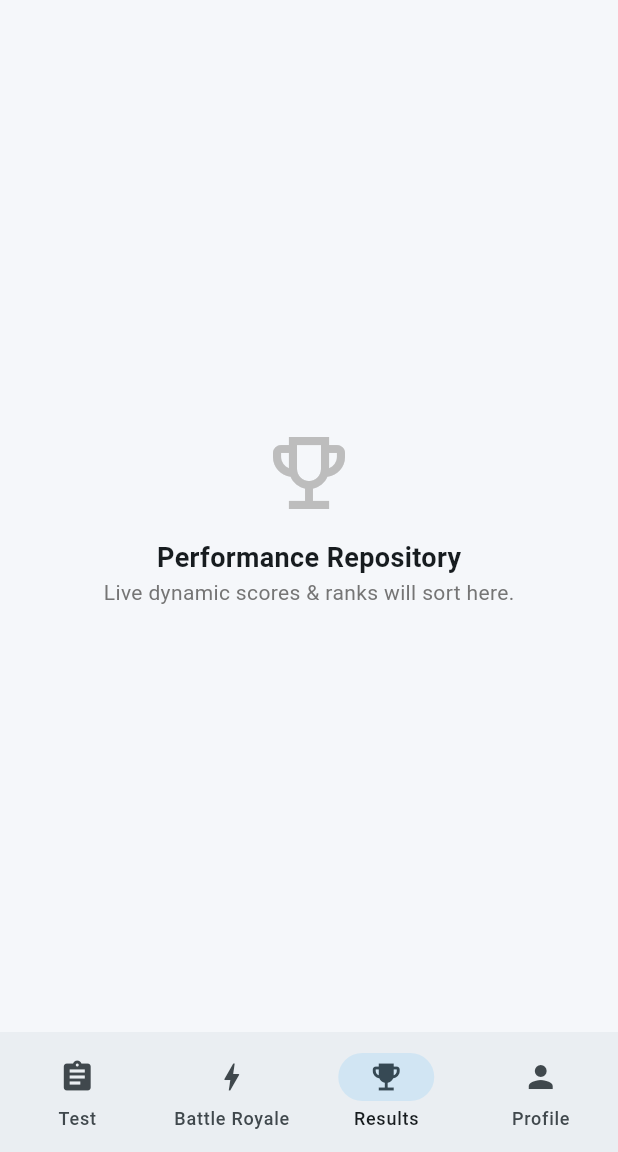
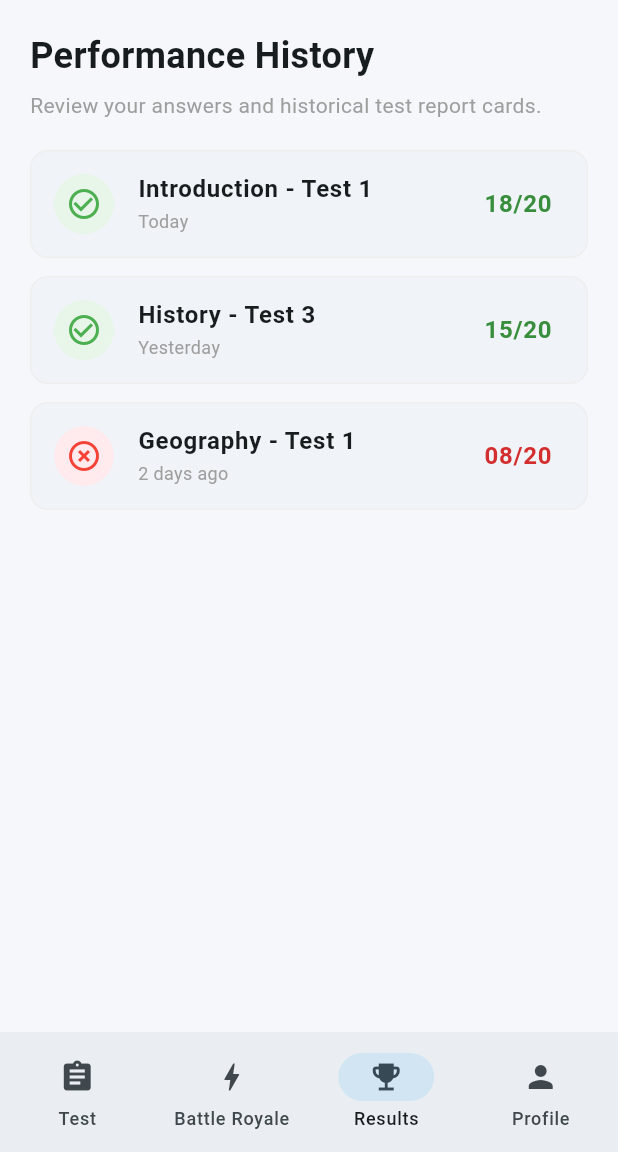
Before and after one commit to shailenxo/johar-gk, a Flutter app: the screen it shows after launch, item 3 of the bottom bar chosen, on a phone screen of 412 x 824 dp, the part 84-1236 px from its top. Run offline on Flutter 3.47's test engine with Material 3 defaults, Android fonts, the phone set to English and light mode, and no system bars.

Commit message:
Added dynamic results history layout interface to the third tab

```diff
--- a/lib/screens/home/home_screen.dart
+++ b/lib/screens/home/home_screen.dart
@@ -10,18 +10,16 @@ class HomeScreen extends StatefulWidget {
 
 class _HomeScreenState extends State<HomeScreen> {
   int _currentIndex = 0;
-
-  // The 4 screens matching your tabs exactly
   late final List<Widget> _tabs;
 
   @override
   void initState() {
     super.initState();
     _tabs = [
-      const ChapterScreen(), // Tab 1 opens your core Chapter-wise Mock Tests directly!
-      _buildBattleHub(), // Tab 2: Battle Royale
-      _buildResultsHub(), // Tab 3: Results Repository
-      _buildProfileHub(), // Tab 4: Profile & Validity
+      const ChapterScreen(),
+      _buildBattleHub(),
+      _buildResultsHub(),
+      _buildProfileHub(),
     ];
   }
 
@@ -95,7 +93,6 @@ class _HomeScreenState extends State<HomeScreen> {
     );
   }
 
-  // Helper widget to easily draw clean battle action cards
   Widget _buildActionCard({
     required String title,
     required String description,
@@ -156,26 +153,95 @@ class _HomeScreenState extends State<HomeScreen> {
   }
 
   // =========================================================================
-  // TAB 3: RESULTS SCREEN
+  // TAB 3: DYNAMIC RESULTS HISTORY LOG
   // =========================================================================
   Widget _buildResultsHub() {
-    return Center(
+    // Simulated historical scores database rows
+    final List<Map<String, dynamic>> pastScores = [
+      {
+        'title': 'Introduction - Test 1',
+        'score': '18/20',
+        'date': 'Today',
+        'passed': true,
+      },
+      {
+        'title': 'History - Test 3',
+        'score': '15/20',
+        'date': 'Yesterday',
+        'passed': true,
+      },
+      {
+        'title': 'Geography - Test 1',
+        'score': '08/20',
+        'date': '2 days ago',
+        'passed': false,
+      },
+    ];
+
+    return Padding(
+      padding: const EdgeInsets.all(20.0),
       child: Column(
-        mainAxisAlignment: MainAxisAlignment.center,
+        crossAxisAlignment: CrossAxisAlignment.start,
         children: [
-          Icon(
-            Icons.emoji_events_outlined,
-            size: 64,
-            color: Colors.grey.shade400,
+          const Text(
+            'Performance History',
+            style: TextStyle(fontSize: 24, fontWeight: FontWeight.bold),
           ),
-          const SizedBox(height: 12),
+          const SizedBox(height: 6),
           const Text(
-            'Performance Repository',
-            style: TextStyle(fontWeight: FontWeight.bold, fontSize: 18),
+            'Review your answers and historical test report cards.',
+            style: TextStyle(color: Colors.grey),
           ),
-          Text(
-            'Live dynamic scores & ranks will sort here.',
-            style: TextStyle(color: Colors.grey.shade600),
+          const SizedBox(height: 20),
+          Expanded(
+            child: ListView.builder(
+              itemCount: pastScores.length,
+              itemBuilder: (context, index) {
+                final run = pastScores[index];
+                return Card(
+                  margin: const EdgeInsets.only(bottom: 12),
+                  elevation: 0,
+                  shape: RoundedRectangleBorder(
+                    borderRadius: BorderRadius.circular(12),
+                    side: BorderSide(color: Colors.grey.shade200),
+                  ),
+                  child: ListTile(
+                    leading: CircleAvatar(
+                      backgroundColor: run['passed']
+                          ? Colors.green.shade50
+                          : Colors.red.shade50,
+                      child: Icon(
+                        run['passed']
+                            ? Icons.check_circle_outline
+                            : Icons.highlight_off,
+                        color: run['passed'] ? Colors.green : Colors.red,
+                      ),
+                    ),
+                    title: Text(
+                      run['title'],
+                      style: const TextStyle(fontWeight: FontWeight.bold),
+                    ),
+                    subtitle: Text(
+                      run['date'],
+                      style: TextStyle(
+                        color: Colors.grey.shade500,
+                        fontSize: 12,
+                      ),
+                    ),
+                    trailing: Text(
+                      run['score'],
+                      style: TextStyle(
+                        fontSize: 16,
+                        fontWeight: FontWeight.bold,
+                        color: run['passed']
+                            ? Colors.green.shade700
+                            : Colors.red.shade700,
+                      ),
+                    ),
+                  ),
+                );
+              },
+            ),
           ),
         ],
       ),
```
